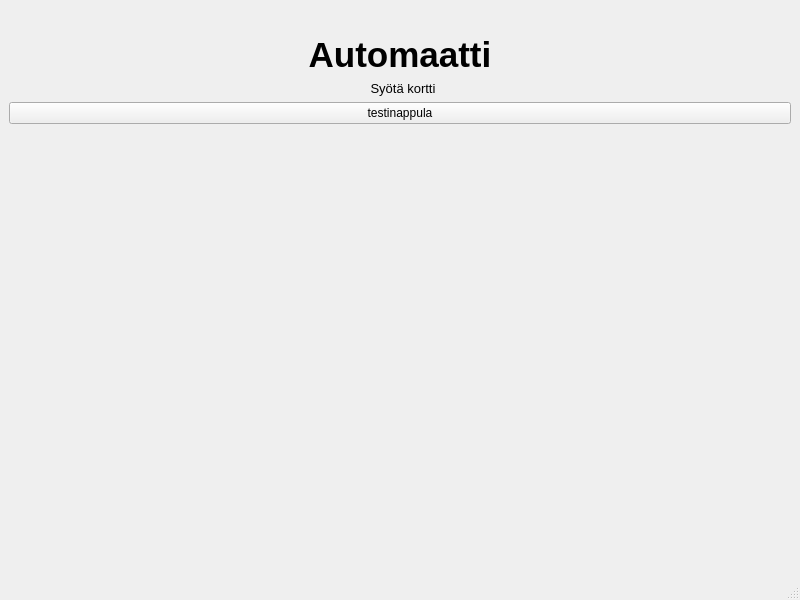
This is qt_frontend/ATM/mainwindow.ui in ssaukkonen/BankSimul_ryhma_31 as Qt 5 draws it before an edit. The edited form follows.
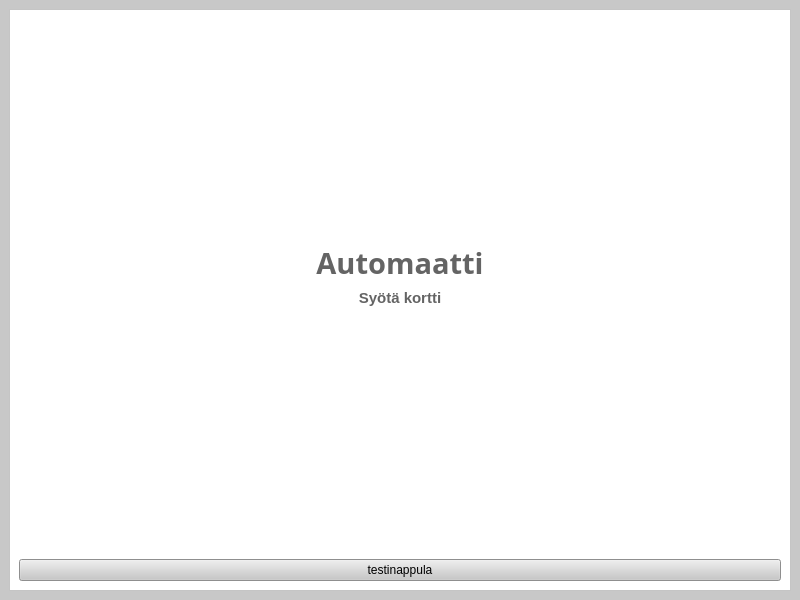
This is the edited form.

Patch:
```diff
--- a/qt_frontend/ATM/mainwindow.ui
+++ b/qt_frontend/ATM/mainwindow.ui
@@ -13,86 +13,80 @@
   <property name="windowTitle">
    <string>MainWindow</string>
   </property>
+  <property name="styleSheet">
+   <string notr="true">background-color: rgb(200, 200, 200);</string>
+  </property>
   <widget class="QWidget" name="centralwidget">
-   <layout class="QFormLayout" name="formLayout">
-    <item row="0" column="0" colspan="2">
-     <spacer name="horizontalSpacer">
-      <property name="orientation">
-       <enum>Qt::Horizontal</enum>
+   <layout class="QGridLayout" name="gridLayout">
+    <item row="0" column="0">
+     <widget class="QFrame" name="frame">
+      <property name="styleSheet">
+       <string notr="true">background-color: rgb(255, 255, 255);</string>
       </property>
-      <property name="sizeHint" stdset="0">
-       <size>
-        <width>779</width>
-        <height>20</height>
-       </size>
+      <property name="frameShape">
+       <enum>QFrame::StyledPanel</enum>
       </property>
-     </spacer>
-    </item>
-    <item row="1" column="0" colspan="2">
+      <property name="frameShadow">
+       <enum>QFrame::Raised</enum>
+      </property>
+      <layout class="QVBoxLayout" name="verticalLayout">
+       <item>
      <widget class="QLabel" name="label">
       <property name="font">
        <font>
-        <pointsize>26</pointsize>
+           <family>Arial Black</family>
+           <pointsize>22</pointsize>
         <weight>75</weight>
         <bold>true</bold>
        </font>
       </property>
+         <property name="styleSheet">
+          <string notr="true">color: rgb(100, 100, 100);</string>
+         </property>
       <property name="text">
        <string>Automaatti</string>
       </property>
       <property name="alignment">
-       <set>Qt::AlignCenter</set>
+          <set>Qt::AlignBottom|Qt::AlignHCenter</set>
       </property>
      </widget>
     </item>
-    <item row="3" column="0" colspan="2">
-     <widget class="QPushButton" name="pushButton">
-      <property name="text">
-       <string>testinappula</string>
-      </property>
-     </widget>
-    </item>
-    <item row="4" column="1">
-     <spacer name="horizontalSpacer_2">
-      <property name="orientation">
-       <enum>Qt::Horizontal</enum>
-      </property>
-      <property name="sizeHint" stdset="0">
-       <size>
-        <width>773</width>
-        <height>210</height>
-       </size>
-      </property>
-     </spacer>
-    </item>
-    <item row="2" column="1">
+       <item>
      <widget class="QLabel" name="label_2">
       <property name="font">
        <font>
-        <pointsize>10</pointsize>
-       </font>
-      </property>
+           <family>Arial</family>
+           <pointsize>11</pointsize>
+           <weight>75</weight>
+           <bold>true</bold>
+          </font>
+         </property>
+         <property name="styleSheet">
+          <string notr="true">color: rgb(100, 100, 100);</string>
+         </property>
       <property name="text">
        <string>Syötä kortti</string>
       </property>
       <property name="alignment">
-       <set>Qt::AlignCenter</set>
+          <set>Qt::AlignHCenter|Qt::AlignTop</set>
       </property>
      </widget>
     </item>
-   </layout>
-  </widget>
-  <widget class="QMenuBar" name="menubar">
-   <property name="geometry">
-    <rect>
-     <x>0</x>
-     <y>0</y>
-     <width>800</width>
-     <height>21</height>
-    </rect>
-   </property>
+       <item>
+        <widget class="QPushButton" name="pushButton">
+         <property name="styleSheet">
+          <string notr="true">background-color: rgb(200, 200, 200);</string>
+         </property>
+         <property name="text">
+          <string>testinappula</string>
+         </property>
+        </widget>
+       </item>
+      </layout>
+     </widget>
+    </item>
+   </layout>
   </widget>
-  <widget class="QStatusBar" name="statusbar"/>
  </widget>
  <resources/>
  <connections/>
```
Lines whose indentation alone changed are shown as unchanged.
